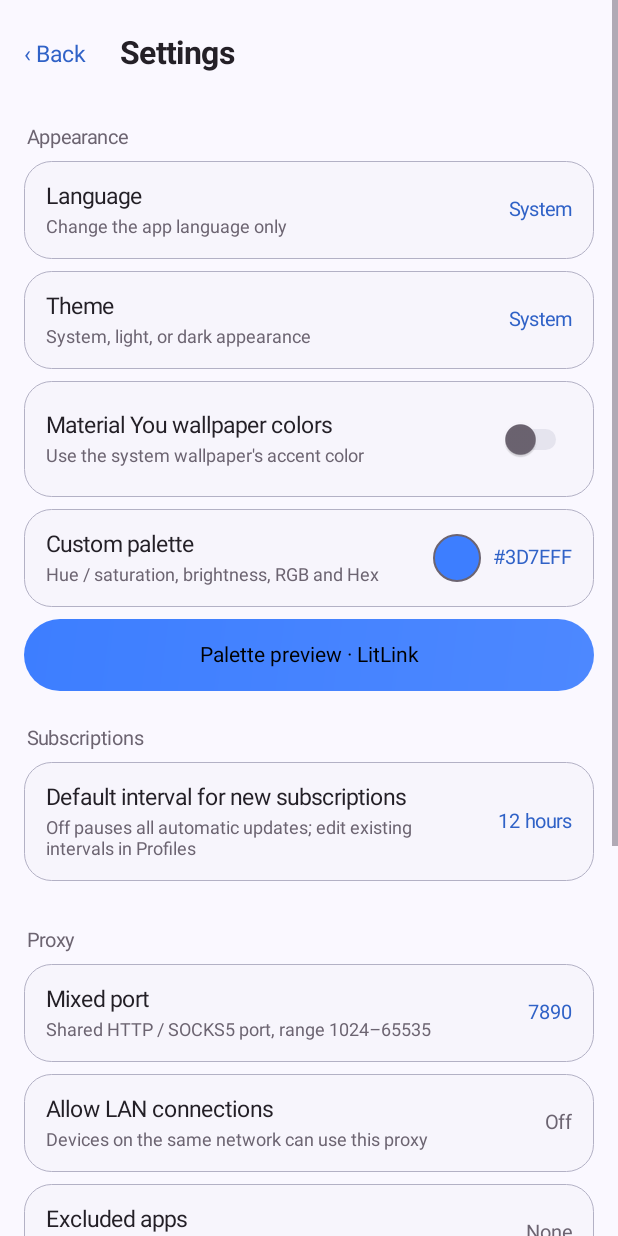
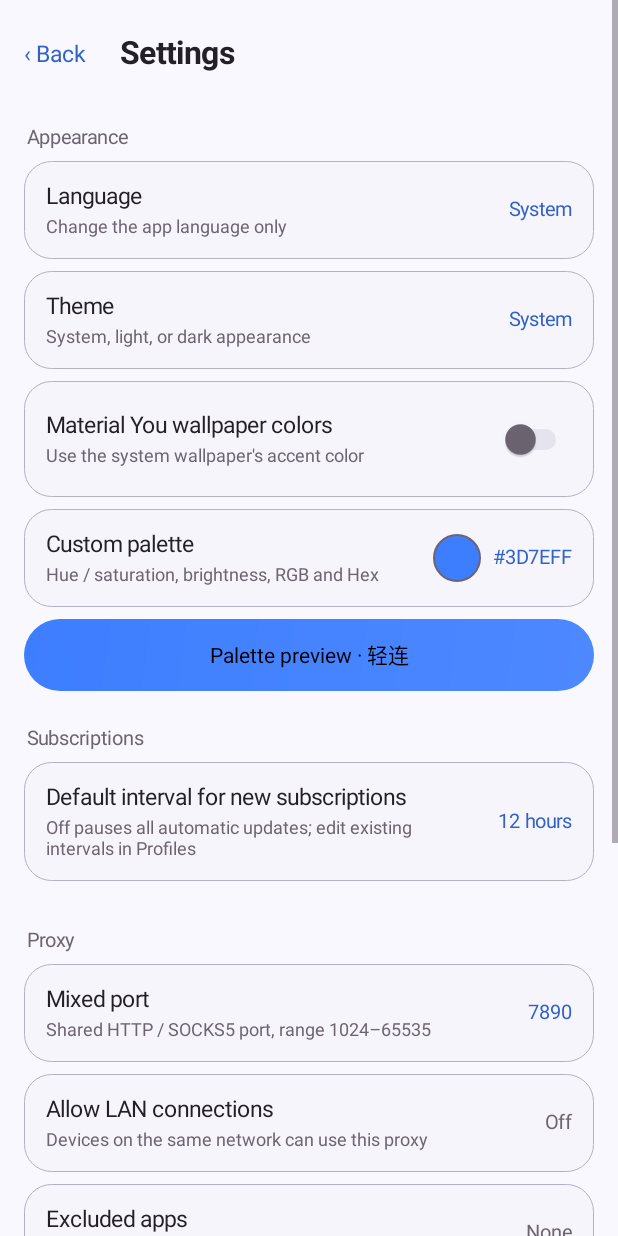
Before and after one commit to guhaoxin123/qinglian, an Android app: the screen it shows after launch (SettingsActivity), after a tap on "Settings", on a phone screen of 412 x 824 dp. Run offline under Robolectric (Android 15) with nearby library versions, the phone set to English and light mode, and no system bars; network calls fail; pictures from the network do not load; 2 other taps on this screen came first.

Commit message:
应用名改为 轻连，同步最新源码

```diff
--- a/app/src/main/java/io/ghx/vpn/MainActivity.java
+++ b/app/src/main/java/io/ghx/vpn/MainActivity.java
@@ -182,7 +182,7 @@ public class MainActivity extends BaseActivity {
 
         // 顶栏
         LinearLayout head = Ui.row(this);
-        TextView title = Ui.text(this, "LitLink", 23f, Ui.TEXT);
+        TextView title = Ui.text(this, "轻连", 23f, Ui.TEXT);
         title.setTypeface(Typeface.create("sans-serif-medium", Typeface.NORMAL));
         title.setLetterSpacing(-0.02f);
         head.addView(title, new LinearLayout.LayoutParams(0, ViewGroup.LayoutParams.WRAP_CONTENT, 1f));
--- a/app/src/main/java/io/ghx/vpn/SettingsActivity.java
+++ b/app/src/main/java/io/ghx/vpn/SettingsActivity.java
@@ -148,7 +148,7 @@ public class SettingsActivity extends BaseActivity {
                 swatchRow, new View.OnClickListener() {
                     @Override public void onClick(View v) { showPalette(null); }
                 }));
-        TextView preview = Ui.text(this, t("配色预览 · LitLink", "Palette preview · LitLink"), 14f, Ui.ON_ACCENT);
+        TextView preview = Ui.text(this, t("配色预览 · 轻连", "Palette preview · 轻连"), 14f, Ui.ON_ACCENT);
         preview.setTextColor(Ui.ON_ACCENT);
         preview.setGravity(Gravity.CENTER);
         preview.setMinHeight(Ui.dp(this, 48));
@@ -198,7 +198,7 @@ public class SettingsActivity extends BaseActivity {
 
         root.addView(section(t("关于", "About")));
         root.addView(item(t("内核版本", "Core version"), "mihomo", value(Session.coreVersion()), null));
-        root.addView(item(t("应用版本", "App version"), "LitLink", value(appVersion()), null));
+        root.addView(item(t("应用版本", "App version"), "轻连", value(appVersion()), null));
         root.addView(item(t("捐赠支持", "Support development"),
                 t("请作者喝杯咖啡 · 微信赞赏", "Buy the author a coffee · WeChat donation"),
                 value(t("赞赏", "Donate")), new View.OnClickListener() {
@@ -307,12 +307,12 @@ public class SettingsActivity extends BaseActivity {
         box.setPadding(Ui.dp(this, 18), Ui.dp(this, 18), Ui.dp(this, 18), Ui.dp(this, 14));
         box.setBackground(Ui.stroke(this, Ui.CARD, Ui.LINE, 24f, 1f));
         scroll.addView(box);
-        TextView title = Ui.text(this, t("赞赏支持", "Support LitLink"), 18f, Ui.TEXT);
+        TextView title = Ui.text(this, t("赞赏支持", "Support 轻连"), 18f, Ui.TEXT);
         title.setTypeface(Typeface.DEFAULT_BOLD);
         title.setGravity(Gravity.CENTER_HORIZONTAL);
         box.addView(title);
-        TextView sub = Ui.text(this, t("如果 LitLink 帮到了你，可以扫码支持一下",
-                "If LitLink helps you, scan the code to support its development"), 12f, Ui.TEXT_DIM);
+        TextView sub = Ui.text(this, t("如果 轻连 帮到了你，可以扫码支持一下",
+                "If 轻连 helps you, scan the code to support its development"), 12f, Ui.TEXT_DIM);
         sub.setGravity(Gravity.CENTER_HORIZONTAL);
         sub.setPadding(0, Ui.dp(this, 6), 0, Ui.dp(this, 14));
         box.addView(sub);
--- a/app/src/main/java/io/ghx/vpn/VpnApp.java
+++ b/app/src/main/java/io/ghx/vpn/VpnApp.java
@@ -25,7 +25,7 @@ public class VpnApp extends Application {
                 else android.os.Process.killProcess(android.os.Process.myPid());
             }
         });
-        Log.i("应用启动 v1.1 sdk=" + android.os.Build.VERSION.SDK_INT
+        Log.i("轻连 启动 v1.1 sdk=" + android.os.Build.VERSION.SDK_INT
                 + " abi=" + android.os.Build.SUPPORTED_ABIS[0]);
         Bridge.attach(this);
         // 不从外部文件隐式执行调试任务或网络测试。
--- a/app/src/main/java/io/ghx/vpn/core/ConfigBuilder.java
+++ b/app/src/main/java/io/ghx/vpn/core/ConfigBuilder.java
@@ -54,13 +54,13 @@ public final class ConfigBuilder {
 
     private static String unusedName(String preferred, Set<String> occupied) {
         String name = preferred;
-        for (int i = 1; occupied.contains(name); i++) name = preferred + " (LitLink " + i + ")";
+        for (int i = 1; occupied.contains(name); i++) name = preferred + " (轻连 " + i + ")";
         return name;
     }
 
     public String build() {
         StringBuilder sb = new StringBuilder(4096);
-        sb.append("# LitLink 配置（自动生成）\n");
+        sb.append("# 轻连 配置（自动生成）\n");
         sb.append("mixed-port: ").append(mixedPort).append('\n');
         sb.append("allow-lan: ").append(allowLan).append('\n');
         sb.append("bind-address: ").append(allowLan ? "'*'" : "'127.0.0.1'").append('\n');
--- a/app/src/main/java/io/ghx/vpn/svc/TunnelService.java
+++ b/app/src/main/java/io/ghx/vpn/svc/TunnelService.java
@@ -127,7 +127,7 @@ public class TunnelService extends VpnService implements Runnable {
             // 3. 建立 VPN 接口
             Log.i("正在建立 VPN 接口…");
             Builder b = new Builder();
-            b.setSession("LitLink");
+            b.setSession("轻连");
             b.setMtu(MTU);
             b.addAddress(TUN_ADDR4, TUN_PREFIX4);
             b.addDnsServer(TUN_DNS);
@@ -289,7 +289,7 @@ public class TunnelService extends VpnService implements Runnable {
         Notification.Builder b;
         if (Build.VERSION.SDK_INT >= 26) b = new Notification.Builder(this, CH_ID);
         else b = new Notification.Builder(this);
-        b.setContentTitle("LitLink")
+        b.setContentTitle("轻连")
                 .setContentText(text)
                 .setSmallIcon(android.R.drawable.ic_dialog_info)
                 .setOngoing(true)
--- a/app/src/main/java/io/ghx/vpn/ui/ColorPickerDialog.java
+++ b/app/src/main/java/io/ghx/vpn/ui/ColorPickerDialog.java
@@ -224,7 +224,7 @@ public final class ColorPickerDialog extends Dialog {
         previewCaption = label(t("实时预览", "Live preview"));
         previewCaption.setPadding(0, Ui.dp(getContext(), 14), 0, Ui.dp(getContext(), 8));
         box.addView(previewCaption);
-        preview = Ui.text(getContext(), t("LitLink · 按钮预览", "LitLink · Button preview"), 15f, Ui.TEXT);
+        preview = Ui.text(getContext(), t("轻连 · 按钮预览", "轻连 · Button preview"), 15f, Ui.TEXT);
         preview.setGravity(Gravity.CENTER);
         preview.setPadding(Ui.dp(getContext(), 12), Ui.dp(getContext(), 16), Ui.dp(getContext(), 12), Ui.dp(getContext(), 16));
         box.addView(preview, new LinearLayout.LayoutParams(
--- a/app/src/main/res/values/strings.xml
+++ b/app/src/main/res/values/strings.xml
@@ -1,4 +1,4 @@
 <?xml version="1.0" encoding="utf-8"?>
 <resources>
-    <string name="app_name">LitLink</string>
+    <string name="app_name">轻连</string>
 </resources>
```
Also changed, not shown: 2 other files.
